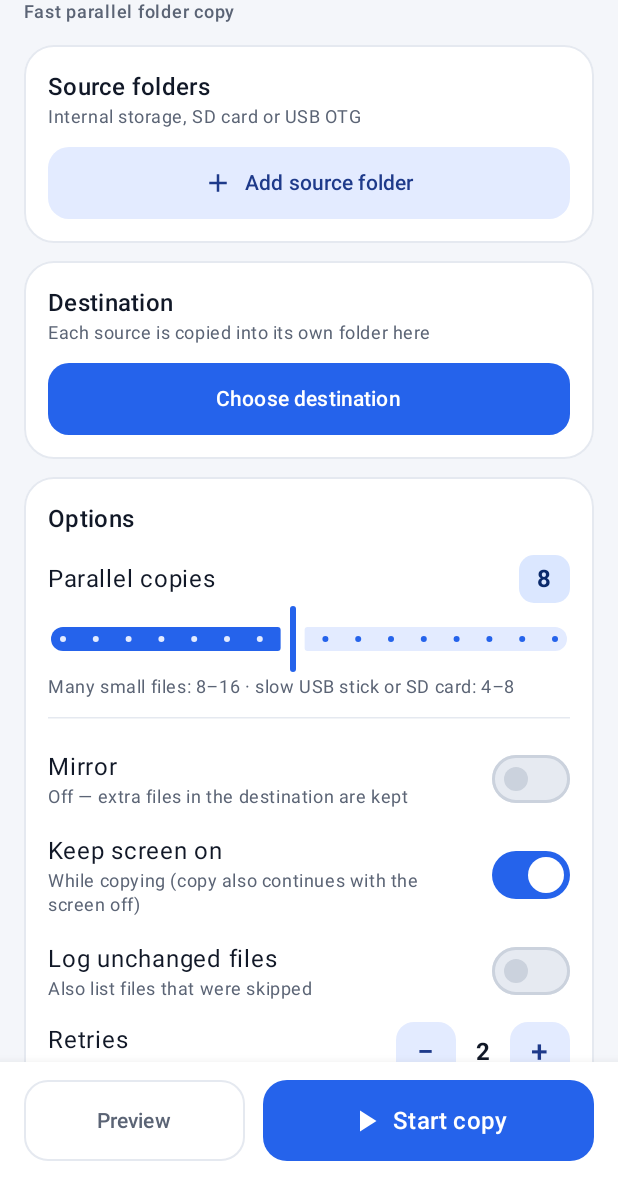
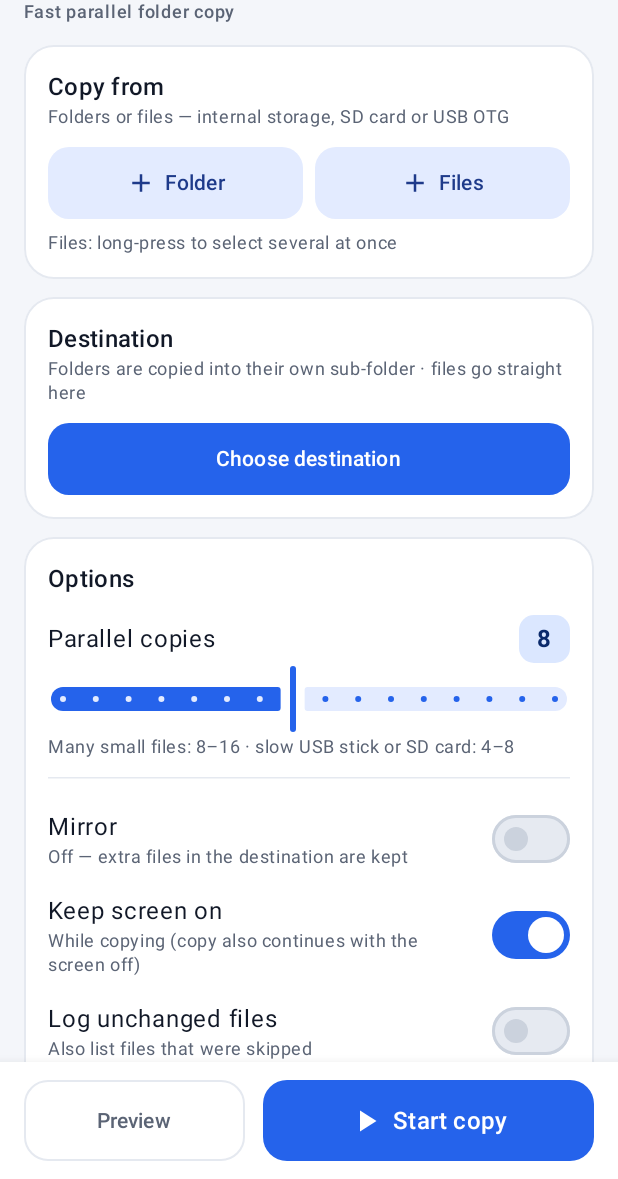
Before and after one commit to titipongbest/SAF-muticopy, an Android app built with Jetpack Compose: the screen it shows after launch (MainActivity), on a phone screen of 412 x 824 dp, the part 57-1236 px from its top. Run offline under Robolectric (Android 15) with nearby library versions, the phone set to English and light mode, and no system bars.

Commit message:
Allow picking individual files (multi-select) as well as folders
- '+ Files' opens the system picker with multi-select; picked files are
  copied straight into the destination folder, skipping unchanged ones
- files list with size/location, show-all and remove-all
- picked files are capped (400, or 100 before Android 11) so Android's
  limit on saved permissions never drops the folder permissions

Co-Authored-By: Claude Opus 5.5 <noreply@anthropic.com>
Claude-Session: https://claude.ai/code/session_01Py5KJk91fV5p29kyqWn88G

```diff
--- a/app/src/main/java/com/titipong/safmulticopy/data/Settings.kt
+++ b/app/src/main/java/com/titipong/safmulticopy/data/Settings.kt
@@ -9,6 +9,10 @@ class Settings(context: Context) {
     var sources: List<String>
         get() = p.getString("sources", null)?.split('\n')?.filter { it.isNotBlank() } ?: emptyList()
         set(v) = p.edit { putString("sources", v.joinToString("\n")) }
+
+    var files: List<String>
+        get() = p.getString("files", null)?.split('\n')?.filter { it.isNotBlank() } ?: emptyList()
+        set(v) = p.edit { putString("files", v.joinToString("\n")) }
 
     var destination: String?
         get() = p.getString("destination", null)
--- a/app/src/main/java/com/titipong/safmulticopy/engine/Models.kt
+++ b/app/src/main/java/com/titipong/safmulticopy/engine/Models.kt
@@ -10,6 +10,8 @@ data class LogLine(val text: String, val level: Level)
 
 data class CopyRequest(
     val sources: List<Uri>,
+    /** Individually picked files; copied straight into the destination folder. */
+    val files: List<Uri>,
     val destination: Uri,
     val threads: Int,
     val retries: Int,
--- a/app/src/main/java/com/titipong/safmulticopy/ui/MainScreen.kt
+++ b/app/src/main/java/com/titipong/safmulticopy/ui/MainScreen.kt
@@ -128,6 +128,9 @@ fun MainScreen(vm: MainViewModel) {
     val pickSource = rememberLauncherForActivityResult(ActivityResultContracts.OpenDocumentTree()) { uri ->
         if (uri != null) vm.addSource(uri)?.let { errorText = it }
     }
+    val pickFiles = rememberLauncherForActivityResult(ActivityResultContracts.OpenMultipleDocuments()) { uris ->
+        if (uris.isNotEmpty()) vm.addFiles(uris)?.let { errorText = it }
+    }
     val pickDest = rememberLauncherForActivityResult(ActivityResultContracts.OpenDocumentTree()) { uri ->
         if (uri != null) vm.setDestinationUri(uri)?.let { errorText = it }
     }
@@ -187,10 +190,14 @@ fun MainScreen(vm: MainViewModel) {
             }
             item(key = "sources") {
                 SourcesCard(
-                    sources = vm.sources,
+                    folders = vm.sources,
+                    files = vm.files,
                     enabled = !running,
-                    onAdd = { pickSource.launch(null) },
-                    onRemove = vm::removeSource,
+                    onAddFolder = { pickSource.launch(null) },
+                    onAddFiles = { pickFiles.launch(arrayOf("*/*")) },
+                    onRemoveFolder = vm::removeSource,
+                    onRemoveFile = vm::removeFile,
+                    onClearFiles = vm::clearFiles,
                 )
             }
             item(key = "dest") {
@@ -236,7 +243,7 @@ fun MainScreen(vm: MainViewModel) {
     errorText?.let { msg ->
         AlertDialog(
             onDismissRequest = { errorText = null },
-            title = { Text("Can't start") },
+            title = { Text("Heads up") },
             text = { Text(msg) },
             confirmButton = { TextButton(onClick = { errorText = null }) { Text("OK") } },
         )
@@ -305,7 +312,7 @@ private fun FolderRow(ref: FolderRef, emoji: String, onRemove: (() -> Unit)?) {
                 overflow = TextOverflow.Ellipsis,
             )
             Text(
-                ref.location,
+                if (ref.isFile) "${formatSize(ref.size)} · ${ref.location}" else ref.location,
                 style = MaterialTheme.typography.bodySmall,
                 color = MaterialTheme.colorScheme.onSurfaceVariant,
                 maxLines = 1,
@@ -324,38 +331,94 @@ private fun FolderRow(ref: FolderRef, emoji: String, onRemove: (() -> Unit)?) {
 
 @Composable
 private fun SourcesCard(
-    sources: List<FolderRef>,
+    folders: List<FolderRef>,
+    files: List<FolderRef>,
     enabled: Boolean,
-    onAdd: () -> Unit,
-    onRemove: (FolderRef) -> Unit,
+    onAddFolder: () -> Unit,
+    onAddFiles: () -> Unit,
+    onRemoveFolder: (FolderRef) -> Unit,
+    onRemoveFile: (FolderRef) -> Unit,
+    onClearFiles: () -> Unit,
 ) {
+    var showAllFiles by remember { mutableStateOf(false) }
+    val summary = listOfNotNull(
+        folders.size.takeIf { it > 0 }?.let { "$it folder${if (it > 1) "s" else ""}" },
+        files.size.takeIf { it > 0 }?.let {
+            "${formatCount(it)} file${if (it > 1) "s" else ""} (${formatSize(files.sumOf { f -> f.size })})"
+        },
+    ).joinToString(" · ")
+
     SectionCard(
-        title = "Source folders",
-        subtitle = if (sources.isEmpty()) "Internal storage, SD card or USB OTG" else "${sources.size} selected",
+        title = "Copy from",
+        subtitle = summary.ifEmpty { "Folders or files — internal storage, SD card or USB OTG" },
     ) {
         Column(verticalArrangement = Arrangement.spacedBy(8.dp)) {
-            sources.forEach { ref ->
-                FolderRow(ref, "📁", if (enabled) ({ onRemove(ref) }) else null)
+            folders.forEach { ref ->
+                FolderRow(ref, "📁", if (enabled) ({ onRemoveFolder(ref) }) else null)
             }
-            FilledTonalButton(
-                onClick = onAdd,
-                enabled = enabled,
-                modifier = Modifier.fillMaxWidth().height(48.dp),
-                shape = RoundedCornerShape(14.dp),
-            ) {
-                Icon(Icons.Filled.Add, null, Modifier.size(20.dp))
-                Spacer(Modifier.width(8.dp))
-                Text("Add source folder")
+
+            val visible = if (showAllFiles) files else files.take(FILES_PREVIEW)
+            visible.forEach { ref ->
+                FolderRow(ref, "📄", if (enabled) ({ onRemoveFile(ref) }) else null)
+            }
+            if (files.size > FILES_PREVIEW || (files.size > 1 && enabled)) {
+                Row(verticalAlignment = Alignment.CenterVertically) {
+                    if (files.size > FILES_PREVIEW) {
+                        TextButton(onClick = { showAllFiles = !showAllFiles }) {
+                            Text(if (showAllFiles) "Show less" else "Show all ${formatCount(files.size)} files")
+                        }
+                    }
+                    Spacer(Modifier.weight(1f))
+                    if (enabled && files.size > 1) {
+                        TextButton(onClick = onClearFiles) {
+                            Text("Remove all files", color = MaterialTheme.colorScheme.error)
+                        }
+                    }
+                }
+            }
+
+            Row(horizontalArrangement = Arrangement.spacedBy(8.dp)) {
+                FilledTonalButton(
+                    onClick = onAddFolder,
+                    enabled = enabled,
+                    modifier = Modifier.weight(1f).height(48.dp),
+                    shape = RoundedCornerShape(14.dp),
+                    contentPadding = PaddingValues(horizontal = 8.dp),
+                ) {
+                    Icon(Icons.Filled.Add, null, Modifier.size(20.dp))
+                    Spacer(Modifier.width(6.dp))
+                    Text("Folder")
+                }
+                FilledTonalButton(
+                    onClick = onAddFiles,
+                    enabled = enabled,
+                    modifier = Modifier.weight(1f).height(48.dp),
+                    shape = RoundedCornerShape(14.dp),
+                    contentPadding = PaddingValues(horizontal = 8.dp),
+                ) {
+                    Icon(Icons.Filled.Add, null, Modifier.size(20.dp))
+                    Spacer(Modifier.width(6.dp))
+                    Text("Files")
+                }
+            }
+            if (files.isEmpty() && enabled) {
+                Text(
+                    "Files: long-press to select several at once",
+                    style = MaterialTheme.typography.bodySmall,
+                    color = MaterialTheme.colorScheme.onSurfaceVariant,
+                )
             }
         }
     }
 }
 
+private const val FILES_PREVIEW = 5
+
 @Composable
 private fun DestinationCard(dest: FolderRef?, enabled: Boolean, onPick: () -> Unit) {
     SectionCard(
         title = "Destination",
-        subtitle = "Each source is copied into its own folder here",
+        subtitle = "Folders are copied into their own sub-folder · files go straight here",
     ) {
         if (dest == null) {
             Button(
```
Also changed, not shown: app/src/main/java/com/titipong/safmulticopy/MainViewModel.kt (+72 -2 lines), app/src/main/java/com/titipong/safmulticopy/engine/CopyEngine.kt (+66 -7 lines), app/src/main/java/com/titipong/safmulticopy/engine/Saf.kt (+33 -0 lines), 1 other file.
